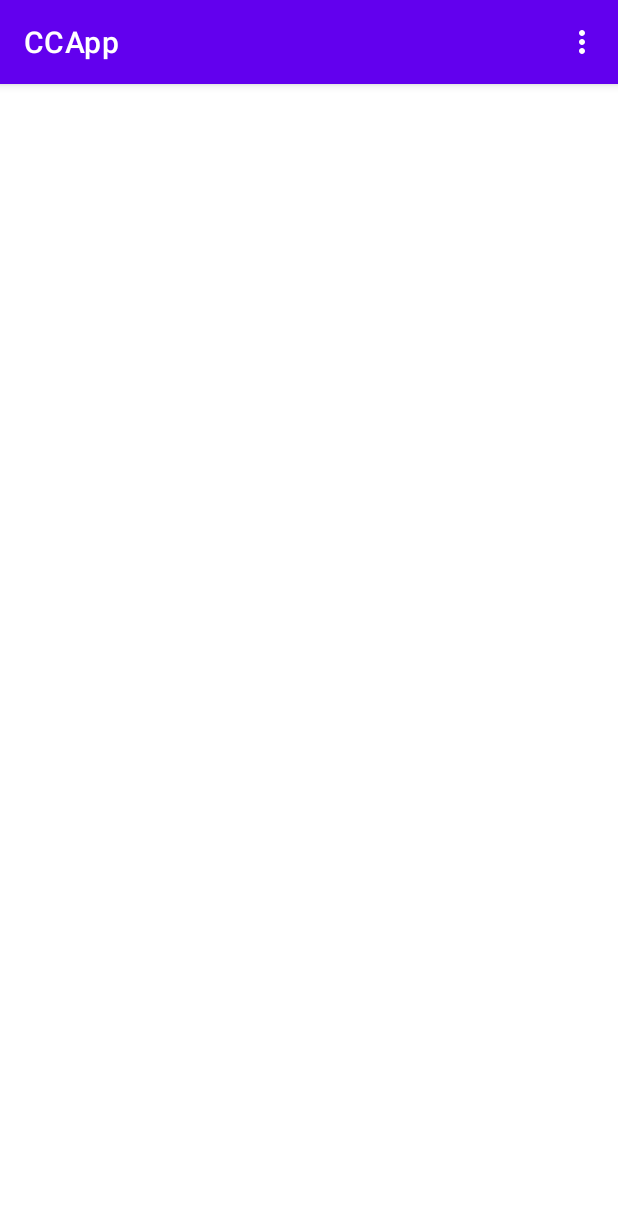
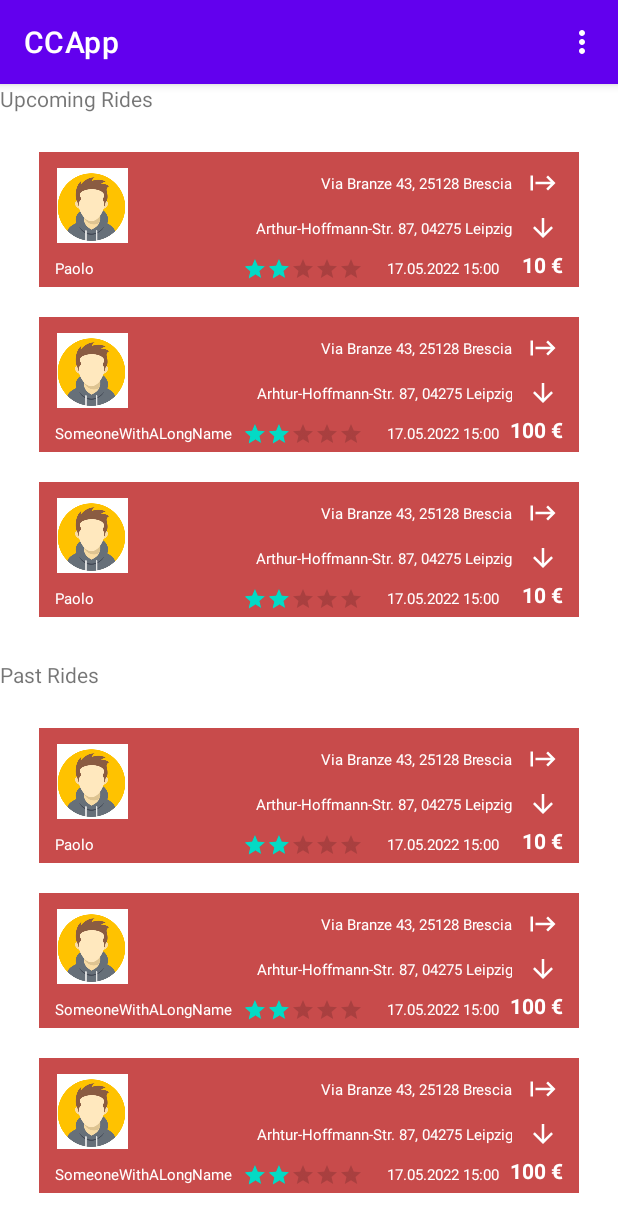
Before and after one commit to FS93/CCApp, an Android app: the HomeActivity screen opened directly, with no data from a screen before it, on a phone screen of 412 x 824 dp. Shown: the top 1232 px of the screen. Run offline under Robolectric (Android 15) with nearby library versions, the phone set to English and light mode, and no system bars.

Commit message:
Recycler View to Home Screen

```diff
--- a/app/src/main/java/com/example/ccapp/ConfirmationActivity.kt
+++ b/app/src/main/java/com/example/ccapp/ConfirmationActivity.kt
@@ -13,10 +13,14 @@ class ConfirmationActivity : AppCompatActivity() {
         super.onCreate(savedInstanceState)
         setContentView(R.layout.activity_confirmation)
 
+        btnHome = findViewById(R.id.btnHome)
+
         btnHome.setOnClickListener {
             val intent = Intent(this@ConfirmationActivity, HomeActivity::class.java)
             finish()
             startActivity(intent)
         }
     }
+
+
 }
--- a/app/src/main/java/com/example/ccapp/HomeActivity.kt
+++ b/app/src/main/java/com/example/ccapp/HomeActivity.kt
@@ -6,11 +6,37 @@ import android.os.Bundle
 import android.view.Menu
 import android.view.MenuItem
 import android.widget.Toast
+import androidx.recyclerview.widget.LinearLayoutManager
+import kotlinx.android.synthetic.main.activity_home.*
 
 class HomeActivity : AppCompatActivity() {
+
+    private lateinit var upcomingAdapter: RideAdapter
+    private lateinit var pastAdapter: RideAdapter
+    private lateinit var upcomingRideList: ArrayList<Ride>
+    private lateinit var pastRideList: ArrayList<Ride>
+
     override fun onCreate(savedInstanceState: Bundle?) {
         super.onCreate(savedInstanceState)
         setContentView(R.layout.activity_home)
+
+        upcomingRideList = ArrayList()
+        upcomingRideList.add(Ride(driverName = "Paolo", departure = "Via Branze 43, 25128 Brescia", destination = "Arthur-Hoffmann-Str. 87, 04275 Leipzig", rating = 2.0F, avatar = R.drawable.avatar, price = 10, dateTime = "17.05.2022 15:00"))
+        upcomingRideList.add(Ride(driverName = "SomeoneWithALongName", departure = "Via Branze 43, 25128 Brescia", destination = "Arhtur-Hoffmann-Str. 87, 04275 Leipzig", rating = 2.0F, avatar = R.drawable.avatar, price = 100, dateTime = "17.05.2022 15:00"))
+        upcomingRideList.add(Ride(driverName = "Paolo", departure = "Via Branze 43, 25128 Brescia", destination = "Arthur-Hoffmann-Str. 87, 04275 Leipzig", rating = 2.0F, avatar = R.drawable.avatar, price = 10, dateTime = "17.05.2022 15:00"))
+        upcomingRideList.add(Ride(driverName = "SomeoneWithALongName", departure = "Via Branze 43, 25128 Brescia", destination = "Arhtur-Hoffmann-Str. 87, 04275 Leipzig", rating = 2.0F, avatar = R.drawable.avatar, price = 100, dateTime = "17.05.2022 15:00"))
+
+        pastRideList = ArrayList()
+        pastRideList.add(Ride(driverName = "Paolo", departure = "Via Branze 43, 25128 Brescia", destination = "Arthur-Hoffmann-Str. 87, 04275 Leipzig", rating = 2.0F, avatar = R.drawable.avatar, price = 10, dateTime = "17.05.2022 15:00"))
+        pastRideList.add(Ride(driverName = "SomeoneWithALongName", departure = "Via Branze 43, 25128 Brescia", destination = "Arhtur-Hoffmann-Str. 87, 04275 Leipzig", rating = 2.0F, avatar = R.drawable.avatar, price = 100, dateTime = "17.05.2022 15:00"))
+        pastRideList.add(Ride(driverName = "SomeoneWithALongName", departure = "Via Branze 43, 25128 Brescia", destination = "Arhtur-Hoffmann-Str. 87, 04275 Leipzig", rating = 2.0F, avatar = R.drawable.avatar, price = 100, dateTime = "17.05.2022 15:00"))
+
+        upcomingAdapter = RideAdapter(this, upcomingRideList)
+        rvUpcomingRides.layoutManager = LinearLayoutManager(this)
+        rvUpcomingRides.adapter = upcomingAdapter
+        pastAdapter = RideAdapter(this, pastRideList)
+        rvPastRides.layoutManager = LinearLayoutManager(this)
+        rvPastRides.adapter = pastAdapter
     }
 
     override fun onCreateOptionsMenu(menu: Menu?): Boolean {
--- a/app/src/main/java/com/example/ccapp/Ride.kt
+++ b/app/src/main/java/com/example/ccapp/Ride.kt
@@ -9,6 +9,7 @@ class Ride {
     var avatar: Int? = null
     var rating: Float = 2.5F
     var price: Int?  = null
+    var dateTime: String? = null
 
     constructor() {}
 
@@ -18,7 +19,8 @@ class Ride {
         destination: String?,
         avatar: Int?,
         rating: Float,
-        price: Int?
+        price: Int?,
+        dateTime: String?
     ) {
         this.driverName = driverName
         this.departure = departure
@@ -26,5 +28,7 @@ class Ride {
         this.avatar = avatar
         this.rating = rating
         this.price = price
+        this.dateTime = dateTime
+
     }
 }
--- a/app/src/main/java/com/example/ccapp/RideAdapter.kt
+++ b/app/src/main/java/com/example/ccapp/RideAdapter.kt
@@ -20,6 +20,7 @@ class RideAdapter(val context: Context, val rideList: ArrayList<Ride>): Recycler
         val ivAvatar = itemView.findViewById<ImageView>(R.id.ivAvatar)
         val rbDriverRating = itemView.findViewById<RatingBar>(R.id.rbDriverRating)
         val txtPrice = itemView.findViewById<TextView>(R.id.txtPrice)
+        val txtRideDateTextView = itemView.findViewById<TextView>(R.id.txtRideDateTime)
     }
 
     override fun onCreateViewHolder(parent: ViewGroup, viewType: Int): RecyclerView.ViewHolder {
@@ -29,7 +30,7 @@ class RideAdapter(val context: Context, val rideList: ArrayList<Ride>): Recycler
 
     override fun onBindViewHolder(holder: RecyclerView.ViewHolder, position: Int) {
         val singleRide = rideList[position]
-        var viewHolder = holder as RideViewHolder
+        holder as RideViewHolder
         holder.apply {
             txtDriverName.text = singleRide.driverName
             txtDeparture.text = singleRide.departure
@@ -37,6 +38,7 @@ class RideAdapter(val context: Context, val rideList: ArrayList<Ride>): Recycler
             ivAvatar.setImageResource(singleRide.avatar!!)
             rbDriverRating.rating = singleRide.rating
             txtPrice.text = singleRide.price.toString() + " €"
+            txtRideDateTextView.text = singleRide.dateTime
         }
 
 
--- a/app/src/main/java/com/example/ccapp/SearchResultActivity.kt
+++ b/app/src/main/java/com/example/ccapp/SearchResultActivity.kt
@@ -29,11 +29,11 @@ class SearchResultActivity : AppCompatActivity(), OnMapReadyCallback {
         resultList = findViewById(R.id.result_list)
 
         rideList = ArrayList()
-        rideList.add(Ride(driverName = "Paolo", departure = "Via Branze 43, 25128 Brescia", destination = "Arthur-Hoffmann-Str. 87, 04275 Leipzig", rating = 2.0F, avatar = R.drawable.avatar, price = 10))
-        rideList.add(Ride(driverName = "SomeoneWithALongName", departure = "Via Branze 43, 25128 Brescia", destination = "Arhtur-Hoffmann-Str. 87, 04275 Leipzig", rating = 2.0F, avatar = R.drawable.avatar, price = 100))
-        rideList.add(Ride(driverName = "Paolo", departure = "Via Branze 43, 25128 Brescia", destination = "Arhtur-Hoffmann-Str. 87, 04275 Leipzig", rating = 2.0F, avatar = R.drawable.avatar, price = 8))
-        rideList.add(Ride(driverName = "Paolo", departure = "Via Branze 43, 25128 Brescia", destination = "Arhtur-Hoffmann-Str. 87, 04275 Leipzig", rating = 2.0F, avatar = R.drawable.avatar, price = 8))
-        rideList.add(Ride(driverName = "Paolo", departure = "Via Branze 43, 25128 Brescia", destination = "Arhtur-Hoffmann-Str. 87, 04275 Leipzig", rating = 2.0F, avatar = R.drawable.avatar, price = 9))
+        rideList.add(Ride(driverName = "Paolo", departure = "Via Branze 43, 25128 Brescia", destination = "Arthur-Hoffmann-Str. 87, 04275 Leipzig", rating = 2.0F, avatar = R.drawable.avatar, price = 10, dateTime = "17.05.2022 15:00"))
+        rideList.add(Ride(driverName = "SomeoneWithALongName", departure = "Via Branze 43, 25128 Brescia", destination = "Arhtur-Hoffmann-Str. 87, 04275 Leipzig", rating = 2.0F, avatar = R.drawable.avatar, price = 100, dateTime = "17.05.2022 15:00"))
+        rideList.add(Ride(driverName = "Paolo", departure = "Via Branze 43, 25128 Brescia", destination = "Arhtur-Hoffmann-Str. 87, 04275 Leipzig", rating = 2.0F, avatar = R.drawable.avatar, price = 8, dateTime = "17.05.2022 15:00"))
+        rideList.add(Ride(driverName = "Paolo", departure = "Via Branze 43, 25128 Brescia", destination = "Arhtur-Hoffmann-Str. 87, 04275 Leipzig", rating = 2.0F, avatar = R.drawable.avatar, price = 8, dateTime = "17.05.2022 15:00"))
+        rideList.add(Ride(driverName = "Paolo", departure = "Via Branze 43, 25128 Brescia", destination = "Arhtur-Hoffmann-Str. 87, 04275 Leipzig", rating = 2.0F, avatar = R.drawable.avatar, price = 9, dateTime = "17.05.2022 15:00"))
 
         rideAdapter = RideAdapter(this, rideList)
 
--- a/app/src/main/res/layout/activity_home.xml
+++ b/app/src/main/res/layout/activity_home.xml
@@ -1,9 +1,36 @@
 <?xml version="1.0" encoding="utf-8"?>
-<androidx.constraintlayout.widget.ConstraintLayout xmlns:android="http://schemas.android.com/apk/res/android"
+<LinearLayout xmlns:android="http://schemas.android.com/apk/res/android"
     xmlns:app="http://schemas.android.com/apk/res-auto"
     xmlns:tools="http://schemas.android.com/tools"
     android:layout_width="match_parent"
     android:layout_height="match_parent"
+    android:orientation="vertical"
     tools:context=".HomeActivity">
 
-</androidx.constraintlayout.widget.ConstraintLayout>
+    <TextView
+        android:id="@+id/txtUpcomingRides"
+        android:layout_width="match_parent"
+        android:layout_height="wrap_content"
+        android:text="Upcoming Rides"/>
+
+    <androidx.recyclerview.widget.RecyclerView
+        android:id="@+id/rvUpcomingRides"
+        android:padding="16dp"
+        android:layout_width="match_parent"
+        android:layout_height="match_parent"
+        android:layout_weight="1" />
+
+    <TextView
+        android:id="@+id/txtPastRides"
+        android:layout_width="match_parent"
+        android:layout_height="wrap_content"
+        android:text="Past Rides"/>
+
+    <androidx.recyclerview.widget.RecyclerView
+        android:id="@+id/rvPastRides"
+        android:padding="16dp"
+        android:layout_width="match_parent"
+        android:layout_height="match_parent"
+        android:layout_weight="1" />
+
+</LinearLayout>
--- a/app/src/main/res/layout/fragment_ride_dialog4.xml
+++ b/app/src/main/res/layout/fragment_ride_dialog4.xml
@@ -19,7 +19,7 @@
         <TextView
             android:layout_width="wrap_content"
             android:layout_height="wrap_content"
-            android:text="How many sits do you have?"
+            android:text="How many seats do you have?"
             android:textSize="24sp" />
 
         <EditText
@@ -27,7 +27,7 @@
             android:layout_width="match_parent"
             android:layout_height="wrap_content"
             android:ems="10"
-            android:hint="Sits..."
+            android:hint="Seats..."
             android:inputType="number" />
 
     </LinearLayout>
--- a/app/src/main/res/layout/ride_layout.xml
+++ b/app/src/main/res/layout/ride_layout.xml
@@ -50,7 +50,7 @@
         android:layout_marginStart="5dp"
         android:src="@drawable/ic_departure"
         app:layout_constraintEnd_toEndOf="parent"
-        android:layout_marginEnd="5dp"
+        android:layout_marginEnd="10dp"
         app:layout_constraintStart_toEndOf="@id/txtDeparture"
         app:layout_constraintTop_toTopOf="@+id/ivAvatar"
         app:tint="@color/white" />
@@ -79,7 +79,7 @@
         app:layout_constraintBottom_toBottomOf="@+id/ivAvatar"
         app:layout_constraintEnd_toEndOf="parent"
         app:layout_constraintStart_toEndOf="@id/txtDestination"
-        android:layout_marginEnd="5dp"
+        android:layout_marginEnd="10dp"
         app:tint="@color/white" />
 
     <TextView
@@ -111,4 +111,17 @@
         app:layout_constraintTop_toTopOf="@+id/txtDriverName"
         app:layout_constraintVertical_bias="1.0" />
 
+    <TextView
+        android:id="@+id/txtRideDateTime"
+        android:layout_width="wrap_content"
+        android:layout_height="wrap_content"
+        android:textSize="10sp"
+        android:layout_marginEnd="16dp"
+        android:layout_marginStart="16dp"
+        android:text="17.05.2022 15:00"
+        android:textColor="@color/white"
+        app:layout_constraintStart_toEndOf="@id/rbDriverRating"
+        app:layout_constraintTop_toTopOf="@id/txtDriverName"
+        app:layout_constraintBottom_toBottomOf="@id/txtDriverName"/>
+
 </androidx.constraintlayout.widget.ConstraintLayout>
```
